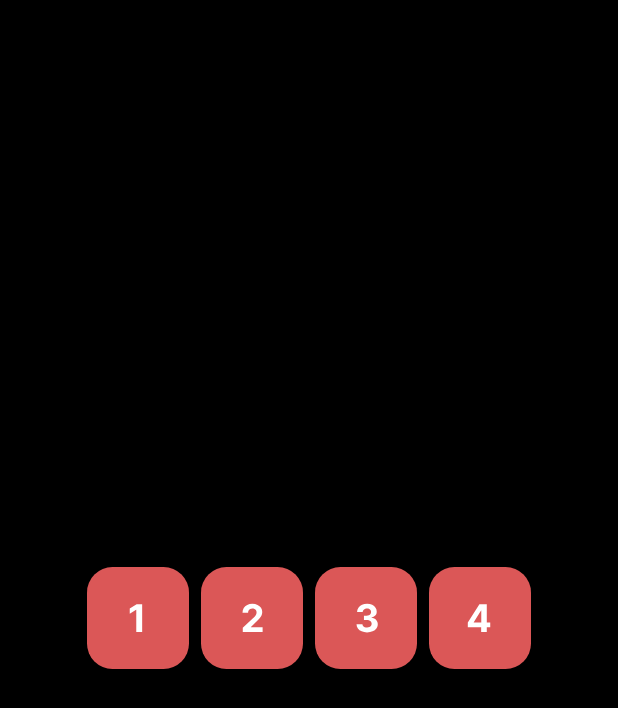
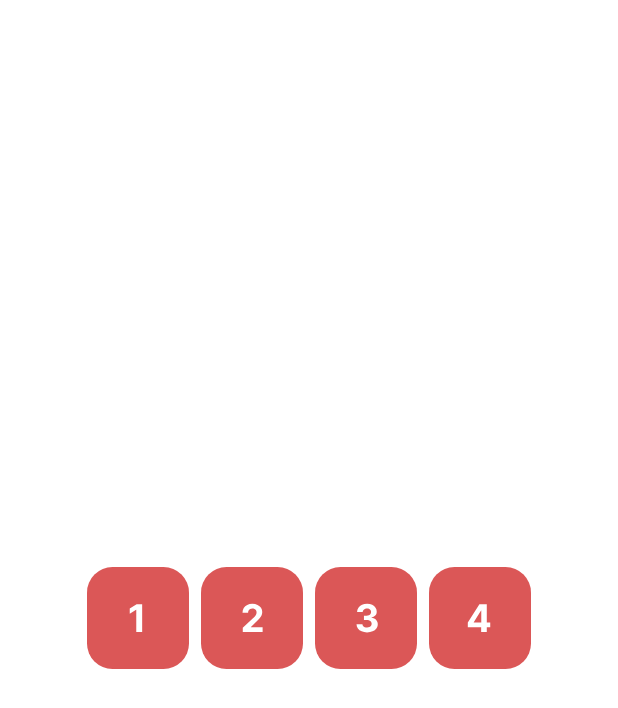
Before and after one commit to gabibyul/switching_indicators, a Flutter app: the screen it shows after launch, on a phone screen of 412 x 824 dp. Shown: the top 708 px of the screen. Run offline on Flutter 3.47's test engine with Material 3 defaults, Android fonts, the phone set to English and light mode, and no system bars; our stand-ins replace bloc, flutter_bloc, flutter_svg, freezed_annotation.

Commit message:
version 3

```diff
--- a/lib/connection_screen.dart
+++ /dev/null
@@ -1,61 +0,0 @@
-// lib/connection_screen.dart
-import 'package:flutter/material.dart';
-import 'package:flutter_bloc/flutter_bloc.dart';
-import 'package:flutter_svg/flutter_svg.dart';
-
-// Подключаем наш Cubit
-import 'connection_status_cubit.dart';
-
-class ConnectionScreen extends StatelessWidget {
-  // Размер SVG‑иконок
-  static const double iconSize = 68.0;
-
-  const ConnectionScreen({super.key});
-
-  @override
-  Widget build(BuildContext context) {
-    return BlocProvider(
-      // Создаём экземпляр Cubit — он будет доступен всем дочерним виджетам
-      create: (_) => ConnectionStatusCubit(),
-      child: Scaffold(
-        backgroundColor: Colors.black,
-        body: Center(
-          child: SizedBox(
-            // Фиксированные размеры экрана (1280x800)
-            width: 1280,
-            height: 800,
-
-            // BlocBuilder подписывается на состояние Cubit
-            child: BlocBuilder<ConnectionStatusCubit, ConnectionStatusState>(
-              builder: (context, state) {
-                return Row(
-                  mainAxisAlignment: MainAxisAlignment.center,
-
-                  // Генерируем 4 индикатора по индексу 0..3
-                  children: List.generate(4, (index) {
-                    // Получаем состояние (true/false) для индикатора
-                    final isConnected = state.statuses[index];
-
-                    // Формируем имя SVG-файла в зависимости от состояния
-                    final assetName =
-                        'assets/${index + 1}_${isConnected ? 'green' : 'red'}_button.svg';
-
-                    return Padding(
-                      // Отступы 4px слева и справа — по ТЗ
-                      padding: const EdgeInsets.symmetric(horizontal: 4),
-                      child: SvgPicture.asset(
-                        assetName,
-                        width: iconSize,
-                        height: iconSize,
-                      ),
-                    );
-                  }),
-                );
-              },
-            ),
-          ),
-        ),
-      ),
-    );
-  }
-}
--- a/lib/connection_status_cubit.dart
+++ /dev/null
@@ -1,42 +0,0 @@
-// lib/connection_status_cubit.dart
-
-// Подключаем flutter_bloc — пакет, который содержит Cubit и BlocBuilder
-import 'package:flutter_bloc/flutter_bloc.dart';
-
-// Подключаем freezed, чтобы генерировать immutable-состояния
-import 'package:freezed_annotation/freezed_annotation.dart';
-
-// Указываем файлы, которые будут сгенерированы build_runner‑ом
-part 'connection_status_state.dart';
-part 'connection_status_cubit.freezed.dart';
-
-// Cubit отвечает за управление состоянием индикаторов подключения
-class ConnectionStatusCubit extends Cubit<ConnectionStatusState> {
-  ConnectionStatusCubit()
-    : super(
-        // Начальное состояние — все индикаторы выключены (false)
-        const ConnectionStatusState(statuses: [false, false, false, false]),
-      );
-
-  // Метод обновляет ОДНО конкретное состояние по индексу (0–3)
-  void updateStatus(int index, bool isConnected) {
-    // Создаём копию списка, чтобы не изменять состояние напрямую
-    final newStatuses = List<bool>.from(state.statuses);
-
-    // Проверяем, что индекс в пределах 0..3
-    if (index >= 0 && index < newStatuses.length) {
-      newStatuses[index] = isConnected; // Меняем значение только одной кнопки
-
-      // Публикуем новое состояние (emit — главный механизм Cubit)
-      emit(ConnectionStatusState(statuses: newStatuses));
-    }
-  }
-
-  // Метод обновляет ВСЕ 4 индикатора разом
-  void updateAll(List<bool> statuses) {
-    // Принимаем только список длиной 4, чтобы избежать ошибок
-    if (statuses.length == 4) {
-      emit(ConnectionStatusState(statuses: statuses));
-    }
-  }
-}
--- a/lib/connection_status_state.dart
+++ /dev/null
@@ -1,13 +0,0 @@
-// lib/connection_status_state.dart
-
-// Это обязательная строка — связывает файл state с cubit
-part of 'connection_status_cubit.dart';
-
-// Freezed формирует иммутабельный класс состояния ConnectionStatusState
-@freezed
-class ConnectionStatusState with _$ConnectionStatusState {
-  // Единственное поле — список статусов индикаторов
-  // Индекс соответствует номеру кнопки (0 = кнопка 1 и т.д.)
-  const factory ConnectionStatusState({required List<bool> statuses}) =
-      _ConnectionStatusState;
-}
--- /dev/null
+++ b/lib/cubit/connection_cubit.dart
@@ -0,0 +1,9 @@
+import 'package:bloc/bloc.dart';
+import 'package:freezed_annotation/freezed_annotation.dart';
+
+part 'connection_state.dart';
+part 'connection_cubit.freezed.dart';
+
+class ConnectionCubit extends Cubit<ConnectionStateTe> {
+  ConnectionCubit() : super(ConnectionStateTe.initial());
+}
--- /dev/null
+++ b/lib/cubit/connection_state.dart
@@ -0,0 +1,8 @@
+part of 'connection_cubit.dart';
+
+@freezed
+class ConnectionStateTe with _$ConnectionStateTe {
+  const factory ConnectionStateTe.initial() = _Initial;
+  const factory ConnectionStateTe.changes({required List<bool> statuses}) =
+      _Changes;
+}
--- a/lib/main.dart
+++ b/lib/main.dart
@@ -1,7 +1,7 @@
-// lib/main.dart
-
 import 'package:flutter/material.dart';
-import 'connection_screen.dart';
+import 'package:flutter_bloc/flutter_bloc.dart';
+import 'package:switching_indicators/cubit/connection_cubit.dart';
+import 'widgets/status_buttons.dart';
 
 void main() {
   runApp(const MyApp());
@@ -12,9 +12,29 @@ class MyApp extends StatelessWidget {
 
   @override
   Widget build(BuildContext context) {
-    return const MaterialApp(
-      debugShowCheckedModeBanner: false,
-      home: ConnectionScreen(),
+    return MaterialApp(
+      home: BlocProvider(
+        create: (_) => ConnectionCubit(),
+        child: const StatusScreen(),
+      ),
     );
   }
 }
+
+class StatusScreen extends StatelessWidget {
+  const StatusScreen({super.key});
+
+  @override
+  Widget build(BuildContext context) {
+    return const Scaffold(
+      backgroundColor: Colors.white,
+      body: Center(
+        child: SizedBox(
+          width: 1280,
+          height: 800,
+          child: Center(child: StatusButtons()),
+        ),
+      ),
+    );
+  }
+}
--- /dev/null
+++ b/lib/widgets/status_buttons.dart
@@ -0,0 +1,41 @@
+import 'package:flutter/material.dart';
+import 'package:flutter_bloc/flutter_bloc.dart';
+import 'package:flutter_svg/flutter_svg.dart';
+import 'package:switching_indicators/cubit/connection_cubit.dart';
+
+class StatusButtons extends StatelessWidget {
+  const StatusButtons({super.key});
+
+  static const double iconSize = 68.0;
+
+  @override
+  Widget build(BuildContext context) {
+    return BlocBuilder<ConnectionCubit, ConnectionStateTe>(
+      builder: (context, state) {
+        final statuses = state.when(
+          initial: () => [false, false, false, false], // дефолт
+          changes: (statuses) => statuses,
+        );
+
+        return Row(
+          mainAxisAlignment: MainAxisAlignment.center,
+          children: List.generate(4, (index) {
+            final status = statuses[index];
+            final assetName = status
+                ? 'assets/${index + 1}_green_button.svg'
+                : 'assets/${index + 1}_red_button.svg';
+
+            return Padding(
+              padding: const EdgeInsets.symmetric(horizontal: 4),
+              child: SvgPicture.asset(
+                assetName,
+                width: iconSize,
+                height: iconSize,
+              ),
+            );
+          }),
+        );
+      },
+    );
+  }
+}
--- a/pubspec.yaml
+++ b/pubspec.yaml
@@ -30,8 +30,8 @@ environment:
 dependencies:
   flutter:
     sdk: flutter
-  flutter_bloc: ^8.1.3
-  bloc: ^8.1.2
+  flutter_bloc: ^9.0.0
+  bloc: ^9.0.0
   freezed_annotation: ^2.4.1
   flutter_svg: ^2.0.9
 
```
Also changed, not shown: lib/connection_status_cubit.freezed.dart (deleted), lib/cubit/connection_cubit.freezed.dart (added), pubspec.lock.
